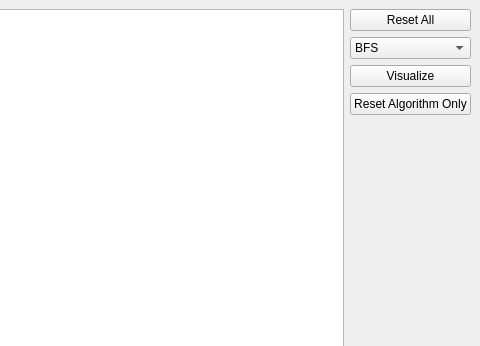
Old version of the form mainwindow.ui in the repository osamamuhammad3623/graph_algorithms_visualizer; both pictures show x 707 to 1187 and y 0 to 346 of the 1187 by 772 pixel window.
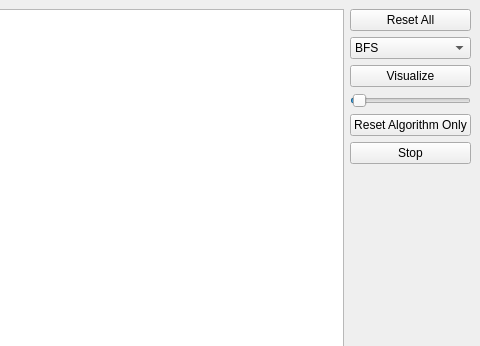
New version of the form.

What changed in the file:
```diff
--- a/mainwindow.ui
+++ b/mainwindow.ui
@@ -55,13 +55,42 @@
      <widget class="QGraphicsView" name="graphicsView"/>
     </item>
     <item row="3" column="1">
+     <widget class="QSlider" name="speed">
+      <property name="sizePolicy">
+       <sizepolicy hsizetype="Minimum" vsizetype="Fixed">
+        <horstretch>0</horstretch>
+        <verstretch>0</verstretch>
+       </sizepolicy>
+      </property>
+      <property name="minimum">
+       <number>100</number>
+      </property>
+      <property name="maximum">
+       <number>5000</number>
+      </property>
+      <property name="value">
+       <number>200</number>
+      </property>
+      <property name="orientation">
+       <enum>Qt::Horizontal</enum>
+      </property>
+     </widget>
+    </item>
+    <item row="4" column="1">
      <widget class="QPushButton" name="reset_algorithm">
       <property name="text">
        <string>Reset Algorithm Only</string>
       </property>
      </widget>
     </item>
-    <item row="4" column="1">
+    <item row="5" column="1">
+     <widget class="QPushButton" name="stop_visualization">
+      <property name="text">
+       <string>Stop</string>
+      </property>
+     </widget>
+    </item>
+    <item row="6" column="1">
      <widget class="QLabel" name="steps_label">
       <property name="text">
        <string/>
```
Left out of the diff: 35 changed lines with no effect on the pictures.
